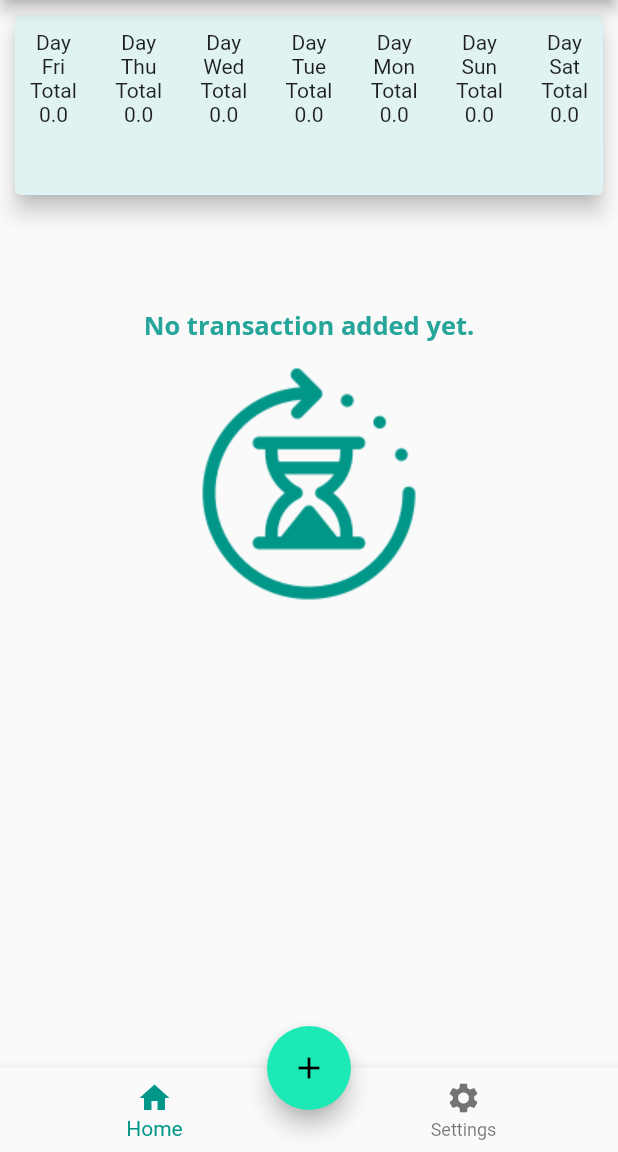
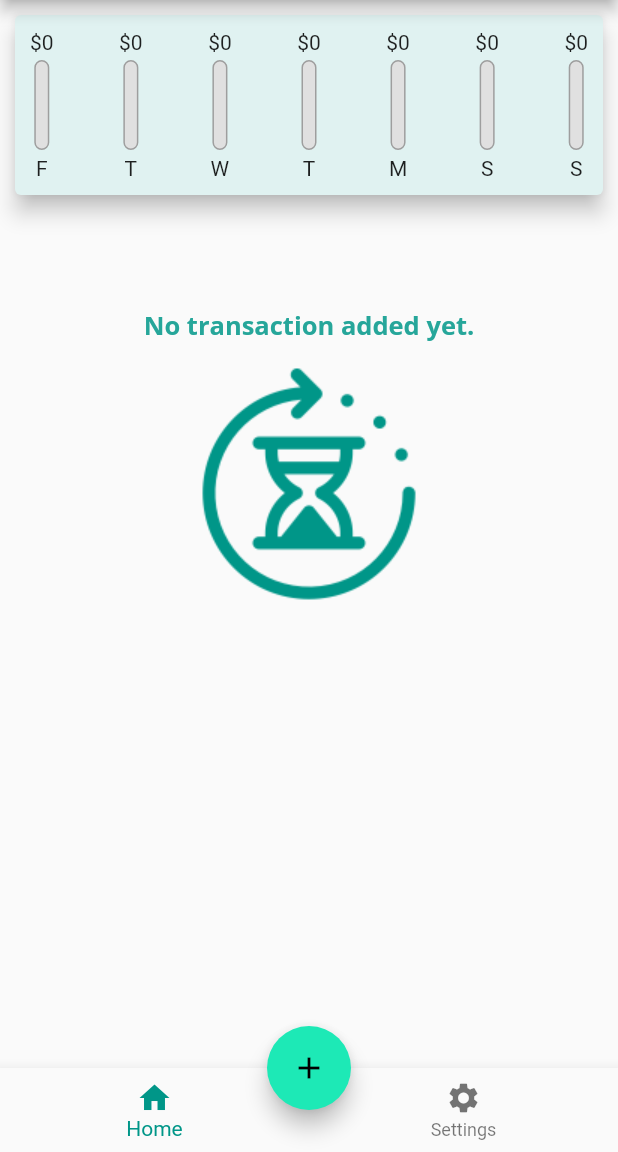
Before and after one commit to inisoultani/flutter-expense-planner, a Flutter app: the screen it shows after launch, on a phone screen of 412 x 824 dp, the part 84-1236 px from its top. Run offline on Flutter 3.47's test engine with Material 2 defaults, Android fonts, the phone set to English and light mode, and no system bars.

Commit message:
working chart bar

```diff
--- a/lib/widgets/chart.dart
+++ b/lib/widgets/chart.dart
@@ -1,6 +1,7 @@
 import 'package:flutter/material.dart';
 import 'package:intl/intl.dart';
 import '../models/transaction.dart';
+import './chart_bar.dart';
 
 class Chart extends StatelessWidget {
   final List<Transaction> recentTransactions;
@@ -19,29 +20,42 @@ class Chart extends StatelessWidget {
         }
       }
       return {
-        'day': DateFormat.E().format(weekDay),
+        'day': DateFormat.E().format(weekDay).substring(0, 1),
         'amount': totalSum,
       };
     });
   }
 
+  double get totalSpending {
+    return groupTransactions.fold(
+        0.0,
+        (previousValue, element) =>
+            previousValue + double.parse(element['amount'].toString()));
+  }
+
   List<Column> renderCharts() {
-    return this.groupTransactions.map((group) {
+    return this.groupTransactions.map((data) {
       return Column(
         children: [
-          Text(
-            'Day'
-          ),
-          Text(
-            '${group['day']}'
-          ),
-          Text(
-            'Total'
-          ),
-          Text(
-             '${group['amount']}'
-          ),
+          Text('Day'),
+          Text('${data['day']}'),
+          Text('Total'),
+          Text('${data['amount']}'),
         ],
+        mainAxisAlignment: MainAxisAlignment.center,
+      );
+    }).toList();
+  }
+
+  List<ChartBar> renderChartsBar() {
+    return this.groupTransactions.map((data) {
+      print(
+          'amount : ${data['amount'].toString()}, total spending : $totalSpending, result : ${double.parse(data['amount'].toString()) / totalSpending}');
+      return ChartBar(
+        label: data['day'].toString(),
+        spendingAmount: double.parse(data['amount'].toString()),
+        spendingPctTotal:
+           totalSpending > 0.0 ? double.parse(data['amount'].toString()) / totalSpending : totalSpending,
       );
     }).toList();
   }
@@ -51,13 +65,12 @@ class Chart extends StatelessWidget {
     return Card(
       elevation: 6,
       margin: EdgeInsets.all(10),
-
       color: Colors.teal[50],
       child: Container(
         child: Padding(
           padding: const EdgeInsets.all(10),
           child: Row(
-            children: [...renderCharts()],
+            children: [...renderChartsBar()],
             crossAxisAlignment: CrossAxisAlignment.center,
             mainAxisAlignment: MainAxisAlignment.spaceBetween,
           ),
--- /dev/null
+++ b/lib/widgets/chart_bar.dart
@@ -0,0 +1,54 @@
+import 'package:flutter/material.dart';
+
+class ChartBar extends StatelessWidget {
+  final String label;
+  final double spendingAmount;
+  final double spendingPctTotal;
+
+  ChartBar(
+      {required this.label,
+      required this.spendingAmount,
+      required this.spendingPctTotal});
+
+  @override
+  Widget build(BuildContext context) {
+    //print('spendingPctTotal : $spendingPctTotal');
+    return Column(
+      children: [
+        Text('\$${spendingAmount.toStringAsFixed(0)}'),
+        SizedBox(
+          height: 4,
+        ),
+        Container(
+          height: 60,
+          width: 10,
+          child: Stack(
+            children: [
+              Container(
+                decoration: BoxDecoration(
+                  border: Border.all(color: Colors.grey, width: 1.0),
+                  color: Colors.grey[300],
+                  borderRadius: BorderRadius.circular(10),
+                ),
+              ),
+              FractionallySizedBox(
+                heightFactor: this.spendingPctTotal,
+                child: Container(
+                  decoration: BoxDecoration(
+                    color: Theme.of(context).primaryColor,
+                    borderRadius: BorderRadius.circular(10),
+                  ),
+                ),
+              )
+            ],
+          ),
+        ),
+        SizedBox(
+          height: 4,
+        ),
+        Text('$label'),
+      ],
+      mainAxisAlignment: MainAxisAlignment.center,
+    );
+  }
+}
```
